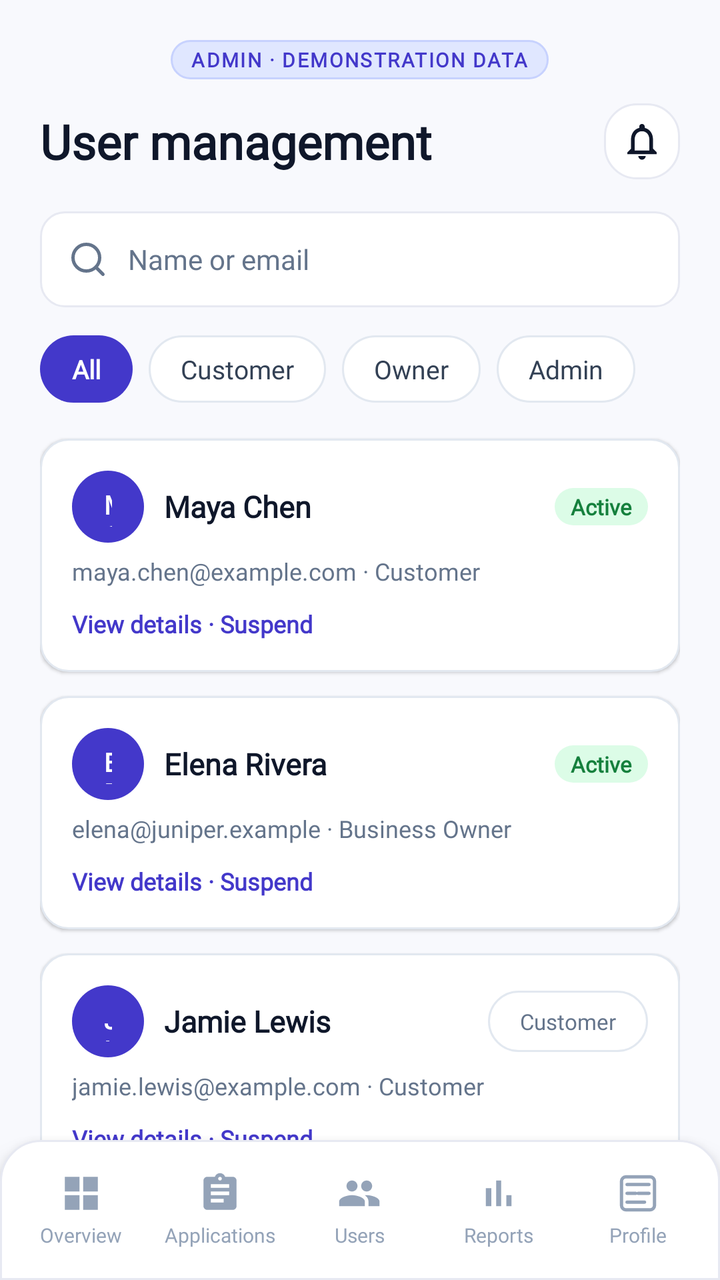
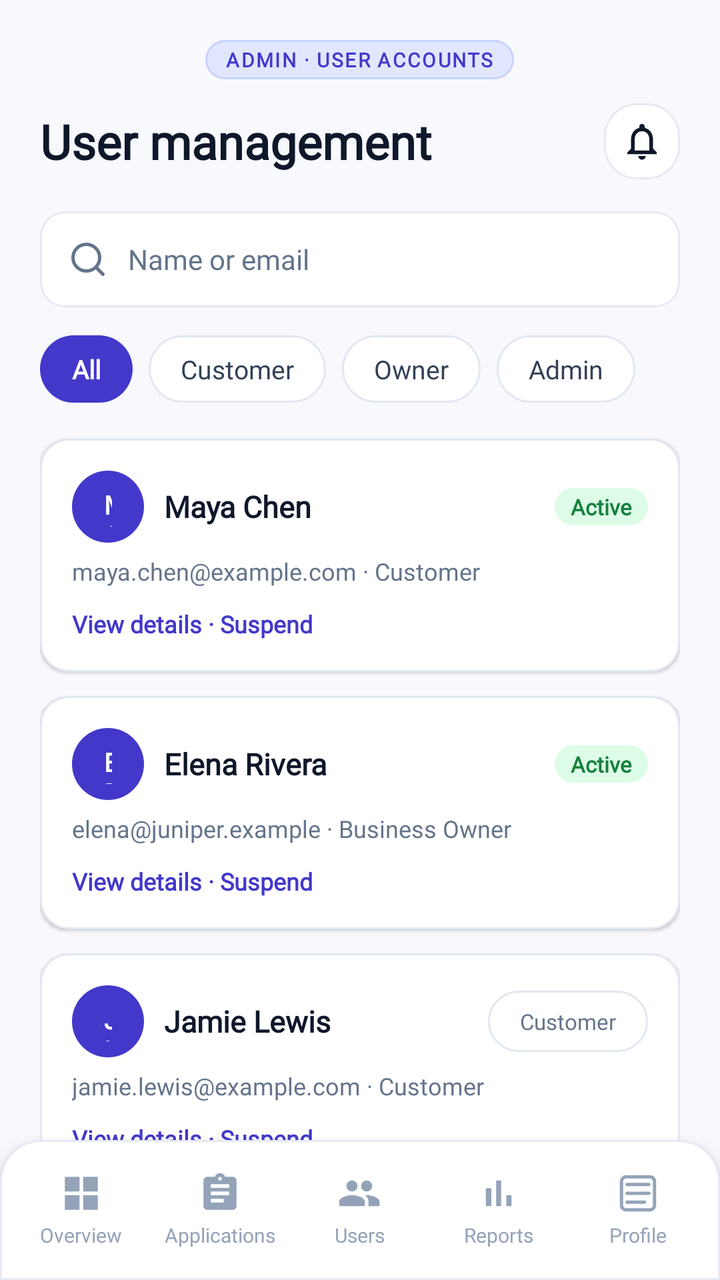

The first picture is an Android layout as it rendered before a commit; the second is the same layout after the commit. The layout source and the unified diff follow.
<!-- AndroidManifest.xml: application theme Theme.BizBridgeApp -->
<!-- res/layout/fragment_admin_user_management.xml -->
<?xml version="1.0" encoding="utf-8"?>
<androidx.coordinatorlayout.widget.CoordinatorLayout xmlns:android="http://schemas.android.com/apk/res/android"
    xmlns:app="http://schemas.android.com/apk/res-auto"
    xmlns:tools="http://schemas.android.com/tools"
    android:layout_width="match_parent"
    android:layout_height="match_parent"
    android:background="@color/admin_bg">

    <androidx.core.widget.NestedScrollView
        android:layout_width="match_parent"
        android:layout_height="match_parent"
        android:layout_marginBottom="70dp"
        android:fillViewport="true">

        <LinearLayout
            android:layout_width="match_parent"
            android:layout_height="wrap_content"
            android:orientation="vertical"
            android:paddingStart="20dp"
            android:paddingTop="20dp"
            android:paddingEnd="20dp"
            android:paddingBottom="24dp">

            
            <LinearLayout
                android:layout_width="wrap_content"
                android:layout_height="wrap_content"
                android:layout_gravity="center_horizontal"
                android:layout_marginBottom="12dp"
                android:background="@drawable/bg_admin_demo_pill">

                <TextView
                    android:layout_width="wrap_content"
                    android:layout_height="wrap_content"
                    android:fontFamily="@font/inter_variable"
                    android:letterSpacing="0.08"
                    android:text="ADMIN · DEMONSTRATION DATA"
                    android:textColor="@color/admin_badge_demo_text"
                    android:textSize="10sp"
                    android:textStyle="bold" />
            </LinearLayout>

            
            <RelativeLayout
                android:layout_width="match_parent"
                android:layout_height="wrap_content"
                android:layout_marginBottom="16dp">

                <TextView
                    android:layout_width="wrap_content"
                    android:layout_height="wrap_content"
                    android:layout_alignParentStart="true"
                    android:layout_centerVertical="true"
                    android:fontFamily="@font/inter_variable"
                    android:text="User management"
                    android:textColor="@color/admin_text_title"
                    android:textSize="24sp"
                    android:textStyle="bold" />

                <ImageView
                    android:id="@+id/btn_notifications"
                    android:layout_width="38dp"
                    android:layout_height="38dp"
                    android:layout_alignParentEnd="true"
                    android:layout_centerVertical="true"
                    android:background="@drawable/bg_chip_default"
                    android:contentDescription="Notifications"
                    android:padding="8dp"
                    android:src="@drawable/ic_bell"
                    app:tint="@color/admin_text_title" />
            </RelativeLayout>

            
            <LinearLayout
                android:layout_width="match_parent"
                android:layout_height="48dp"
                android:layout_marginBottom="14dp"
                android:background="@drawable/bg_search_bar"
                android:gravity="center_vertical"
                android:orientation="horizontal"
                android:paddingStart="14dp"
                android:paddingEnd="14dp">

                <ImageView
                    android:layout_width="20dp"
                    android:layout_height="20dp"
                    android:layout_marginEnd="10dp"
                    android:src="@drawable/ic_search_purple"
                    app:tint="@color/admin_text_muted" />

                <EditText
                    android:id="@+id/et_search_users"
                    android:layout_width="0dp"
                    android:layout_height="match_parent"
                    android:layout_weight="1"
                    android:background="@null"
                    android:fontFamily="@font/inter_variable"
                    android:hint="Name or email"
                    android:inputType="text"
                    android:textColor="@color/admin_text_title"
                    android:textColorHint="@color/admin_text_muted"
                    android:textSize="14sp" />
            </LinearLayout>

            
            <HorizontalScrollView
                android:layout_width="match_parent"
                android:layout_height="wrap_content"
                android:layout_marginBottom="18dp"
                android:scrollbars="none">

                <LinearLayout
                    android:layout_width="wrap_content"
                    android:layout_height="wrap_content"
                    android:orientation="horizontal">

                    <TextView
                        android:id="@+id/pill_role_all"
                        android:layout_width="wrap_content"
                        android:layout_height="wrap_content"
                        android:layout_marginEnd="8dp"
                        android:background="@drawable/bg_admin_tab_active"
                        android:fontFamily="@font/inter_variable"
                        android:text="All"
                        android:textColor="@color/white"
                        android:textSize="13sp"
                        android:textStyle="bold" />

                    <TextView
                        android:id="@+id/pill_role_customer"
                        android:layout_width="wrap_content"
                        android:layout_height="wrap_content"
                        android:layout_marginEnd="8dp"
                        android:background="@drawable/bg_admin_tab_inactive"
                        android:fontFamily="@font/inter_variable"
                        android:text="Customer"
                        android:textColor="@color/admin_text_body"
                        android:textSize="13sp" />

                    <TextView
                        android:id="@+id/pill_role_owner"
                        android:layout_width="wrap_content"
                        android:layout_height="wrap_content"
                        android:layout_marginEnd="8dp"
                        android:background="@drawable/bg_admin_tab_inactive"
                        android:fontFamily="@font/inter_variable"
                        android:text="Owner"
                        android:textColor="@color/admin_text_body"
                        android:textSize="13sp" />

                    <TextView
                        android:id="@+id/pill_role_admin"
                        android:layout_width="wrap_content"
                        android:layout_height="wrap_content"
                        android:background="@drawable/bg_admin_tab_inactive"
                        android:fontFamily="@font/inter_variable"
                        android:text="Admin"
                        android:textColor="@color/admin_text_body"
                        android:textSize="13sp" />
                </LinearLayout>
            </HorizontalScrollView>

            
            <LinearLayout
                android:layout_width="match_parent"
                android:layout_height="wrap_content"
                android:layout_marginBottom="12dp"
                android:background="@drawable/bg_admin_card"
                android:elevation="1dp"
                android:orientation="vertical"
                android:padding="16dp">

                <RelativeLayout
                    android:layout_width="match_parent"
                    android:layout_height="wrap_content"
                    android:layout_marginBottom="6dp">

                    <LinearLayout
                        android:layout_width="wrap_content"
                        android:layout_height="wrap_content"
                        android:layout_alignParentStart="true"
                        android:gravity="center_vertical"
                        android:orientation="horizontal">

                        <FrameLayout
                            android:layout_width="36dp"
                            android:layout_height="36dp"
                            android:layout_marginEnd="10dp"
                            android:background="@drawable/bg_admin_tab_active">

                            <TextView
                                android:layout_width="wrap_content"
                                android:layout_height="wrap_content"
                                android:layout_gravity="center"
                                android:fontFamily="@font/inter_variable"
                                android:text="MC"
                                android:textColor="@color/white"
                                android:textSize="13sp"
                                android:textStyle="bold" />
                        </FrameLayout>

                        <TextView
                            android:layout_width="wrap_content"
                            android:layout_height="wrap_content"
                            android:fontFamily="@font/inter_variable"
                            android:text="Maya Chen"
                            android:textColor="@color/admin_text_title"
                            android:textSize="15sp"
                            android:textStyle="bold" />
                    </LinearLayout>

                    <TextView
                        android:layout_width="wrap_content"
                        android:layout_height="wrap_content"
                        android:layout_alignParentEnd="true"
                        android:layout_centerVertical="true"
                        android:background="@drawable/bg_admin_badge_active"
                        android:fontFamily="@font/inter_variable"
                        android:text="Active"
                        android:textColor="@color/admin_badge_active_text"
                        android:textSize="11sp"
                        android:textStyle="bold" />
                </RelativeLayout>

                <TextView
                    android:layout_width="wrap_content"
                    android:layout_height="wrap_content"
                    android:fontFamily="@font/inter_variable"
                    android:text="maya.chen@example.com · Customer"
                    android:textColor="@color/admin_text_muted"
                    android:textSize="12sp" />

                <TextView
                    android:id="@+id/btn_action_user_maya"
                    android:layout_width="wrap_content"
                    android:layout_height="wrap_content"
                    android:layout_marginTop="10dp"
                    android:fontFamily="@font/inter_variable"
                    android:text="View details · Suspend"
                    android:textColor="@color/admin_primary"
                    android:textSize="12sp"
                    android:textStyle="bold" />
            </LinearLayout>

            
            <LinearLayout
                android:layout_width="match_parent"
                android:layout_height="wrap_content"
                android:layout_marginBottom="12dp"
                android:background="@drawable/bg_admin_card"
                android:elevation="1dp"
                android:orientation="vertical"
                android:padding="16dp">

                <RelativeLayout
                    android:layout_width="match_parent"
                    android:layout_height="wrap_content"
                    android:layout_marginBottom="6dp">

                    <LinearLayout
                        android:layout_width="wrap_content"
                        android:layout_height="wrap_content"
                        android:layout_alignParentStart="true"
                        android:gravity="center_vertical"
                        android:orientation="horizontal">

                        <FrameLayout
                            android:layout_width="36dp"
                            android:layout_height="36dp"
                            android:layout_marginEnd="10dp"
                            android:background="@drawable/bg_admin_tab_active">

                            <TextView
                                android:layout_width="wrap_content"
                                android:layout_height="wrap_content"
                                android:layout_gravity="center"
                                android:fontFamily="@font/inter_variable"
                                android:text="ER"
                                android:textColor="@color/white"
                                android:textSize="13sp"
                                android:textStyle="bold" />
                        </FrameLayout>

                        <TextView
                            android:layout_width="wrap_content"
                            android:layout_height="wrap_content"
                            android:fontFamily="@font/inter_variable"
                            android:text="Elena Rivera"
                            android:textColor="@color/admin_text_title"
                            android:textSize="15sp"
                            android:textStyle="bold" />
                    </LinearLayout>

                    <TextView
                        android:layout_width="wrap_content"
                        android:layout_height="wrap_content"
                        android:layout_alignParentEnd="true"
                        android:layout_centerVertical="true"
                        android:background="@drawable/bg_admin_badge_active"
                        android:fontFamily="@font/inter_variable"
                        android:text="Active"
                        android:textColor="@color/admin_badge_active_text"
                        android:textSize="11sp"
                        android:textStyle="bold" />
                </RelativeLayout>

                <TextView
                    android:layout_width="wrap_content"
                    android:layout_height="wrap_content"
                    android:fontFamily="@font/inter_variable"
                    android:text="elena@juniper.example · Business Owner"
                    android:textColor="@color/admin_text_muted"
                    android:textSize="12sp" />

                <TextView
                    android:id="@+id/btn_action_user_elena"
                    android:layout_width="wrap_content"
                    android:layout_height="wrap_content"
                    android:layout_marginTop="10dp"
                    android:fontFamily="@font/inter_variable"
                    android:text="View details · Suspend"
                    android:textColor="@color/admin_primary"
                    android:textSize="12sp"
                    android:textStyle="bold" />
            </LinearLayout>

            
            <LinearLayout
                android:layout_width="match_parent"
                android:layout_height="wrap_content"
                android:layout_marginBottom="12dp"
                android:background="@drawable/bg_admin_card"
                android:elevation="1dp"
                android:orientation="vertical"
                android:padding="16dp">

                <RelativeLayout
                    android:layout_width="match_parent"
                    android:layout_height="wrap_content"
                    android:layout_marginBottom="6dp">

                    <LinearLayout
                        android:layout_width="wrap_content"
                        android:layout_height="wrap_content"
                        android:layout_alignParentStart="true"
                        android:gravity="center_vertical"
                        android:orientation="horizontal">

                        <FrameLayout
                            android:layout_width="36dp"
                            android:layout_height="36dp"
                            android:layout_marginEnd="10dp"
                            android:background="@drawable/bg_admin_tab_active">

                            <TextView
                                android:layout_width="wrap_content"
                                android:layout_height="wrap_content"
                                android:layout_gravity="center"
                                android:fontFamily="@font/inter_variable"
                                android:text="JL"
                                android:textColor="@color/white"
                                android:textSize="13sp"
                                android:textStyle="bold" />
                        </FrameLayout>

                        <TextView
                            android:layout_width="wrap_content"
                            android:layout_height="wrap_content"
                            android:fontFamily="@font/inter_variable"
                            android:text="Jamie Lewis"
                            android:textColor="@color/admin_text_title"
                            android:textSize="15sp"
                            android:textStyle="bold" />
                    </LinearLayout>

                    <TextView
                        android:layout_width="wrap_content"
                        android:layout_height="wrap_content"
                        android:layout_alignParentEnd="true"
                        android:layout_centerVertical="true"
                        android:background="@drawable/bg_admin_tab_inactive"
                        android:fontFamily="@font/inter_variable"
                        android:text="Customer"
                        android:textColor="@color/admin_text_muted"
                        android:textSize="11sp" />
                </RelativeLayout>

                <TextView
                    android:layout_width="wrap_content"
                    android:layout_height="wrap_content"
                    android:fontFamily="@font/inter_variable"
                    android:text="jamie.lewis@example.com · Customer"
                    android:textColor="@color/admin_text_muted"
                    android:textSize="12sp" />

                <TextView
                    android:id="@+id/btn_action_user_jamie"
                    android:layout_width="wrap_content"
                    android:layout_height="wrap_content"
                    android:layout_marginTop="10dp"
                    android:fontFamily="@font/inter_variable"
                    android:text="View details · Suspend"
                    android:textColor="@color/admin_primary"
                    android:textSize="12sp"
                    android:textStyle="bold" />
            </LinearLayout>

            
            <LinearLayout
                android:layout_width="match_parent"
                android:layout_height="wrap_content"
                android:layout_marginBottom="16dp"
                android:background="@drawable/bg_admin_card"
                android:elevation="1dp"
                android:orientation="vertical"
                android:padding="16dp">

                <RelativeLayout
                    android:layout_width="match_parent"
                    android:layout_height="wrap_content"
                    android:layout_marginBottom="6dp">

                    <LinearLayout
                        android:layout_width="wrap_content"
                        android:layout_height="wrap_content"
                        android:layout_alignParentStart="true"
                        android:gravity="center_vertical"
                        android:orientation="horizontal">

                        <FrameLayout
                            android:layout_width="36dp"
                            android:layout_height="36dp"
                            android:layout_marginEnd="10dp"
                            android:background="@drawable/bg_admin_tab_active">

                            <TextView
                                android:layout_width="wrap_content"
                                android:layout_height="wrap_content"
                                android:layout_gravity="center"
                                android:fontFamily="@font/inter_variable"
                                android:text="AM"
                                android:textColor="@color/white"
                                android:textSize="13sp"
                                android:textStyle="bold" />
                        </FrameLayout>

                        <TextView
                            android:layout_width="wrap_content"
                            android:layout_height="wrap_content"
                            android:fontFamily="@font/inter_variable"
                            android:text="Alex Morgan"
                            android:textColor="@color/admin_text_title"
                            android:textSize="15sp"
                            android:textStyle="bold" />
                    </LinearLayout>

                    <TextView
                        android:layout_width="wrap_content"
                        android:layout_height="wrap_content"
                        android:layout_alignParentEnd="true"
                        android:layout_centerVertical="true"
                        android:background="@drawable/bg_admin_badge_active"
                        android:fontFamily="@font/inter_variable"
                        android:text="Active"
                        android:textColor="@color/admin_badge_active_text"
                        android:textSize="11sp"
                        android:textStyle="bold" />
                </RelativeLayout>

                <TextView
                    android:layout_width="wrap_content"
                    android:layout_height="wrap_content"
                    android:fontFamily="@font/inter_variable"
                    android:text="alex@bizbridge.example · Admin"
                    android:textColor="@color/admin_text_muted"
                    android:textSize="12sp" />

                <TextView
                    android:id="@+id/btn_action_user_alex"
                    android:layout_width="wrap_content"
                    android:layout_height="wrap_content"
                    android:layout_marginTop="10dp"
                    android:fontFamily="@font/inter_variable"
                    android:text="View details · Suspend"
                    android:textColor="@color/admin_primary"
                    android:textSize="12sp"
                    android:textStyle="bold" />
            </LinearLayout>

        </LinearLayout>
    </androidx.core.widget.NestedScrollView>

    
    <include
        layout="@layout/layout_admin_bottom_nav"
        android:layout_width="match_parent"
        android:layout_height="70dp"
        android:layout_gravity="bottom" />

</androidx.coordinatorlayout.widget.CoordinatorLayout>
<!-- res/layout/layout_admin_bottom_nav.xml (included above) -->
<?xml version="1.0" encoding="utf-8"?>
<LinearLayout xmlns:android="http://schemas.android.com/apk/res/android"
    xmlns:app="http://schemas.android.com/apk/res-auto"
    android:id="@+id/admin_bottom_nav"
    android:layout_width="match_parent"
    android:layout_height="70dp"
    android:layout_gravity="bottom"
    android:background="@drawable/bg_bottom_nav"
    android:elevation="8dp"
    android:gravity="center_vertical"
    android:orientation="horizontal"
    android:paddingStart="6dp"
    android:paddingEnd="6dp">

    
    <LinearLayout
        android:id="@+id/nav_tab_overview"
        android:layout_width="0dp"
        android:layout_height="match_parent"
        android:layout_weight="1"
        android:clickable="true"
        android:focusable="true"
        android:gravity="center"
        android:orientation="vertical">

        <ImageView
            android:id="@+id/iv_nav_overview"
            android:layout_width="22dp"
            android:layout_height="22dp"
            android:src="@drawable/ic_admin_nav_overview"
            app:tint="@color/admin_nav_inactive" />

        <TextView
            android:id="@+id/tv_nav_overview"
            android:layout_width="wrap_content"
            android:layout_height="wrap_content"
            android:layout_marginTop="3dp"
            android:fontFamily="@font/inter_variable"
            android:text="Overview"
            android:textColor="@color/admin_nav_inactive"
            android:textSize="10sp" />
    </LinearLayout>

    
    <LinearLayout
        android:id="@+id/nav_tab_applications"
        android:layout_width="0dp"
        android:layout_height="match_parent"
        android:layout_weight="1"
        android:clickable="true"
        android:focusable="true"
        android:gravity="center"
        android:orientation="vertical">

        <ImageView
            android:id="@+id/iv_nav_applications"
            android:layout_width="22dp"
            android:layout_height="22dp"
            android:src="@drawable/ic_admin_nav_applications"
            app:tint="@color/admin_nav_inactive" />

        <TextView
            android:id="@+id/tv_nav_applications"
            android:layout_width="wrap_content"
            android:layout_height="wrap_content"
            android:layout_marginTop="3dp"
            android:fontFamily="@font/inter_variable"
            android:text="Applications"
            android:textColor="@color/admin_nav_inactive"
            android:textSize="10sp" />
    </LinearLayout>

    
    <LinearLayout
        android:id="@+id/nav_tab_users"
        android:layout_width="0dp"
        android:layout_height="match_parent"
        android:layout_weight="1"
        android:clickable="true"
        android:focusable="true"
        android:gravity="center"
        android:orientation="vertical">

        <ImageView
            android:id="@+id/iv_nav_users"
            android:layout_width="22dp"
            android:layout_height="22dp"
            android:src="@drawable/ic_admin_nav_users"
            app:tint="@color/admin_nav_inactive" />

        <TextView
            android:id="@+id/tv_nav_users"
            android:layout_width="wrap_content"
            android:layout_height="wrap_content"
            android:layout_marginTop="3dp"
            android:fontFamily="@font/inter_variable"
            android:text="Users"
            android:textColor="@color/admin_nav_inactive"
            android:textSize="10sp" />
    </LinearLayout>

    
    <LinearLayout
        android:id="@+id/nav_tab_reports"
        android:layout_width="0dp"
        android:layout_height="match_parent"
        android:layout_weight="1"
        android:clickable="true"
        android:focusable="true"
        android:gravity="center"
        android:orientation="vertical">

        <ImageView
            android:id="@+id/iv_nav_reports"
            android:layout_width="22dp"
            android:layout_height="22dp"
            android:src="@drawable/ic_admin_nav_reports"
            app:tint="@color/admin_nav_inactive" />

        <TextView
            android:id="@+id/tv_nav_reports"
            android:layout_width="wrap_content"
            android:layout_height="wrap_content"
            android:layout_marginTop="3dp"
            android:fontFamily="@font/inter_variable"
            android:text="Reports"
            android:textColor="@color/admin_nav_inactive"
            android:textSize="10sp" />
    </LinearLayout>

    
    <LinearLayout
        android:id="@+id/nav_tab_profile"
        android:layout_width="0dp"
        android:layout_height="match_parent"
        android:layout_weight="1"
        android:clickable="true"
        android:focusable="true"
        android:gravity="center"
        android:orientation="vertical">

        <ImageView
            android:id="@+id/iv_nav_profile"
            android:layout_width="22dp"
            android:layout_height="22dp"
            android:src="@drawable/ic_nav_profile"
            app:tint="@color/admin_nav_inactive" />

        <TextView
            android:id="@+id/tv_nav_profile"
            android:layout_width="wrap_content"
            android:layout_height="wrap_content"
            android:layout_marginTop="3dp"
            android:fontFamily="@font/inter_variable"
            android:text="Profile"
            android:textColor="@color/admin_nav_inactive"
            android:textSize="10sp" />
    </LinearLayout>

</LinearLayout>
<!-- resources referenced by this layout -->
<resources>
  <color name="admin_badge_active_text">#15803D</color>
  <color name="admin_badge_demo_text">#4338CA</color>
  <color name="admin_bg">#F8F9FD</color>
  <color name="admin_nav_inactive">#94A3B8</color>
  <color name="admin_primary">#4338CA</color>
  <color name="admin_text_body">#334155</color>
  <color name="admin_text_muted">#64748B</color>
  <color name="admin_text_title">#0F172A</color>
  <color name="white">#FFFFFFFF</color>
  <!-- drawable bg_admin_card (drawable) -->
  <?xml version="1.0" encoding="utf-8"?>
  <shape xmlns:android="http://schemas.android.com/apk/res/android"
      android:shape="rectangle">
      <solid android:color="@color/admin_card_bg" />
      <stroke
          android:width="1dp"
          android:color="@color/admin_card_border" />
      <corners android:radius="14dp" />
  </shape>
  <!-- drawable bg_admin_tab_active (drawable) -->
  <?xml version="1.0" encoding="utf-8"?>
  <shape xmlns:android="http://schemas.android.com/apk/res/android"
      android:shape="rectangle">
      <solid android:color="@color/admin_primary" />
      <corners android:radius="20dp" />
      <padding
          android:left="16dp"
          android:top="8dp"
          android:right="16dp"
          android:bottom="8dp" />
  </shape>
  <!-- drawable bg_bottom_nav (drawable) -->
  <?xml version="1.0" encoding="utf-8"?>
  <shape xmlns:android="http://schemas.android.com/apk/res/android"
      android:shape="rectangle">
      <solid android:color="@color/surface_white" />
      <stroke
          android:width="1dp"
          android:color="@color/border_subtle" />
      <corners
          android:topLeftRadius="20dp"
          android:topRightRadius="20dp" />
  </shape>
  <!-- drawable bg_chip_default (drawable) -->
  <?xml version="1.0" encoding="utf-8"?>
  <shape xmlns:android="http://schemas.android.com/apk/res/android"
      android:shape="rectangle">
      <solid android:color="@color/surface_white" />
      <stroke
          android:width="@dimen/stroke_subtle"
          android:color="@color/border_subtle" />
      <corners android:radius="@dimen/radius_chip" />
  </shape>
  <!-- drawable bg_search_bar (drawable) -->
  <?xml version="1.0" encoding="utf-8"?>
  <shape xmlns:android="http://schemas.android.com/apk/res/android"
      android:shape="rectangle">
      <solid android:color="@color/surface_white" />
      <stroke
          android:width="1dp"
          android:color="@color/border_subtle" />
      <corners android:radius="12dp" />
  </shape>
  <!-- drawable ic_admin_nav_overview (drawable) -->
  <vector xmlns:android="http://schemas.android.com/apk/res/android"
      android:width="24dp"
      android:height="24dp"
      android:viewportWidth="24"
      android:viewportHeight="24">
    <path
        android:fillColor="@android:color/black"
        android:pathData="M3,3h8v8H3V3z M13,3h8v8h-8V3z M3,13h8v8H3V13z M13,13h8v8h-8V13z"/>
  </vector>
  <!-- drawable ic_admin_nav_reports (drawable) -->
  <vector xmlns:android="http://schemas.android.com/apk/res/android"
      android:width="24dp"
      android:height="24dp"
      android:viewportWidth="24"
      android:viewportHeight="24">
    <path
        android:fillColor="@android:color/black"
        android:pathData="M5,9.2h3V19H5V9.2z M10.6,5h2.8v14h-2.8V5z M16.2,13H19v6h-2.8V13z"/>
  </vector>
  <style name="Theme.BizBridgeApp" parent="Base.Theme.BizBridgeApp" />
  <color name="admin_badge_active_bg">#DCFCE7</color>
  <color name="admin_card_bg">#FFFFFF</color>
  <color name="admin_card_border">#E2E8F0</color>
  <color name="admin_badge_demo_bg">#E0E7FF</color>
  <color name="admin_primary_border">#C7D2FE</color>
  <color name="surface_white">#FFFFFF</color>
  <color name="border_subtle">#E7E9F2</color>
  <dimen name="stroke_subtle">1dp</dimen>
  <dimen name="radius_chip">16dp</dimen>
  <color name="text_muted">#8C90A8</color>
  <color name="primary">#5B4BDB</color>
  <color name="secondary">#20B8A6</color>
  <color name="background">#F7F8FC</color>
  <!-- unchanged entries left out for length: 9 -->
</resources>

<!-- the commit's change to res/layout/fragment_admin_user_management.xml (unified diff, before → after) -->
@@ -34,7 +34,7 @@
                     android:layout_height="wrap_content"
                     android:fontFamily="@font/inter_variable"
                     android:letterSpacing="0.08"
-                    android:text="ADMIN · DEMONSTRATION DATA"
+                    android:text="ADMIN · USER ACCOUNTS"
                     android:textColor="@color/admin_badge_demo_text"
                     android:textSize="10sp"
                     android:textStyle="bold" />
